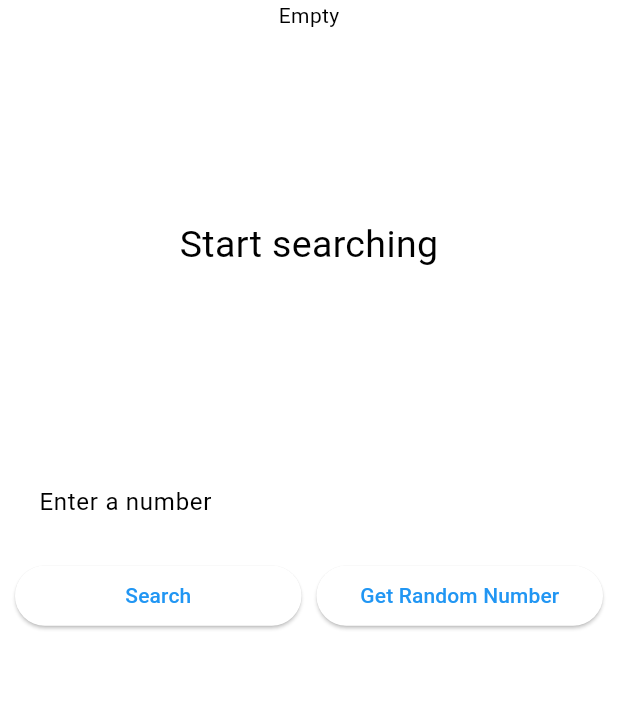
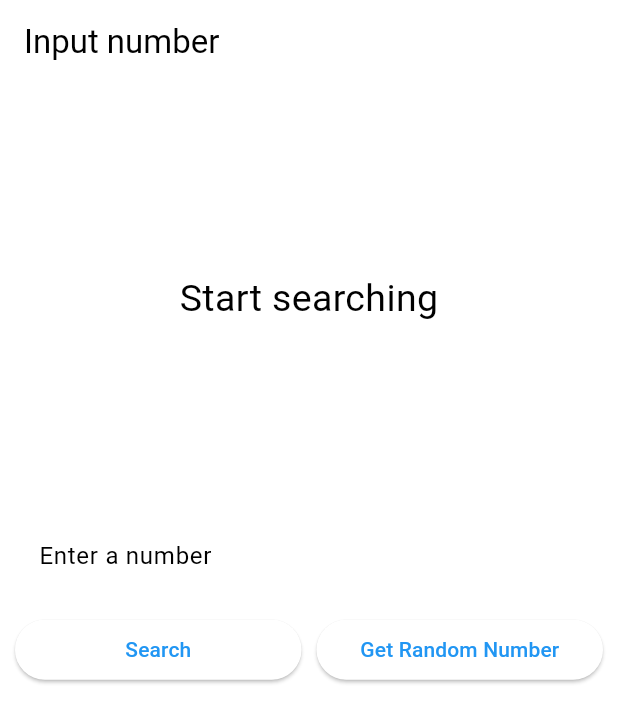
Before and after one commit to storeIt/block_skeleton, a Flutter app: the screen it shows after launch, on a phone screen of 412 x 824 dp. Shown: the top 723 px of the screen. Run offline on Flutter 3.47's test engine with Material 3 defaults, Android fonts, the phone set to English and light mode, and no system bars; our stand-ins replace bloc, equatable, flutter_bloc, flutter_svg, fpdart, get_it and 4 more.

Commit message:
Tweak AppWidget which holds app logic

```diff
--- a/lib/core/base/presentation/view/app_widget.dart
+++ b/lib/core/base/presentation/view/app_widget.dart
@@ -16,10 +16,7 @@ class AppWidget extends StatelessWidget {
   Widget build(BuildContext context) {
     _context = context;
 
-    return Scaffold(
-      body: Column(
-        children: [
-          BlocProvider(
+    return BlocProvider(
       create: (context) => AppBloc(),
       child: BlocConsumer<AppBloc, BaseState>(
         listener: (BuildContext context, BaseState state) {
@@ -31,24 +28,11 @@ class AppWidget extends StatelessWidget {
           }
         },
         builder: (context, state) {
-                print('log_tag 22222222');
-                return _manageAppState(state);
+          return childWidget;
         },
-            ),
-          ),
-          childWidget,
-        ],
       ),
     );
   }
-
-  Widget _manageAppState(BaseState state) => switch (state) {
-        Loading _ => CircularProgressIndicator(),
-        FailureState _ => Text('Error'),
-        Loaded _ => Text('Loaded'),
-        Empty _ => Text('Empty'),
-        _ => Container(),
-      };
 
   bool showProgressIndicatorIfNotShowing({String? msgKey, String? text}) {
     if (canShowProgressDialog()) {
--- a/lib/feature/input_number/presentation/page/input_number_page_app_widget.dart
+++ b/lib/feature/input_number/presentation/page/input_number_page_app_widget.dart
@@ -42,8 +42,11 @@ class InputNumberPageWithAppWidget extends StatelessWidget {
   @override
   Widget build(BuildContext context) {
     _init();
-    return AppWidget(
-      childWidget: _buildBody(context),
+    return Scaffold(
+      appBar: AppBar(title: Text('Input number')),
+      body: AppWidget(
+        childWidget: _buildBody(context),
+      ),
     );
   }
 
```
Lines whose indentation alone changed are shown as unchanged.
